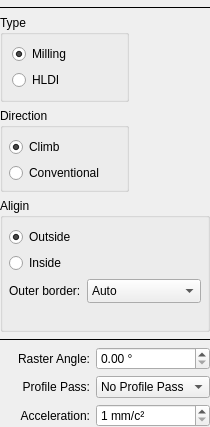
Old version of the form plugins/gcode/pocketraster/pocketrasterform.ui in the repository 4ygeca/GERBER_X3.
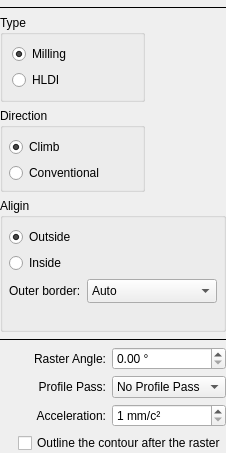
New version of the form. Icons and pictures are not drawn. Custom widgets are drawn as their Qt base class.

Commit message: pocketraster: обводка контура после растра лазером -- галочкой

```diff
--- a/plugins/gcode/pocketraster/pocketrasterform.ui
+++ b/plugins/gcode/pocketraster/pocketrasterform.ui
@@ -316,6 +316,17 @@
      </property>
     </widget>
    </item>
+   <item row="8" column="1" colspan="2">
+    <widget class="QCheckBox" name="chbxOutline">
+     <property name="toolTip">
+      <string>After all the raster lines, trace the contours of the exposed area with the beam: sharp edges without the steps of the raster lines.
+For the plain raster and for HLDI.</string>
+     </property>
+     <property name="text">
+      <string>Outline the contour after the raster</string>
+     </property>
+    </widget>
+   </item>
    <item row="7" column="1">
     <widget class="QLabel" name="labelAcc">
 <property name="text">
```
The commit also changes 2 other files.
